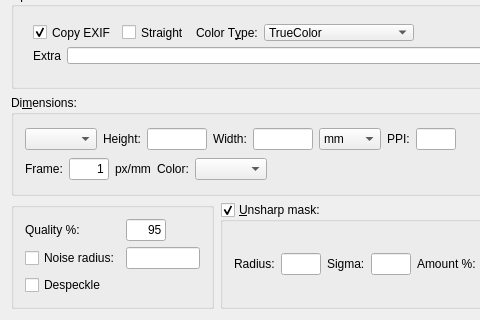
Qt form qt/BatchConvertImages/mainwindow.ui (autarkper/Autark-Utility-Software-Collection) before a commit; both pictures show x 0 to 480 and y 342 to 662 of the 770 by 662 pixel window.
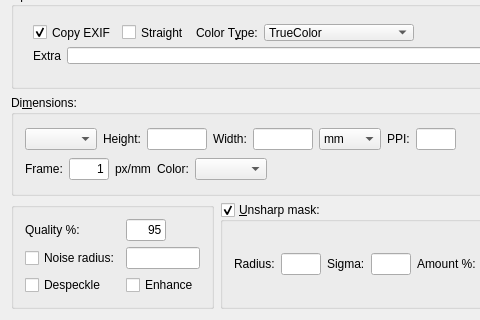
The same form after that commit.

Patch:
```diff
--- a/qt/BatchConvertImages/mainwindow.ui
+++ b/qt/BatchConvertImages/mainwindow.ui
@@ -856,6 +856,13 @@
                </property>
               </widget>
              </item>
+             <item row="2" column="2">
+              <widget class="QCheckBox" name="chkEnhance">
+               <property name="text">
+                <string>Enhance</string>
+               </property>
+              </widget>
+             </item>
             </layout>
            </widget>
           </item>
```
